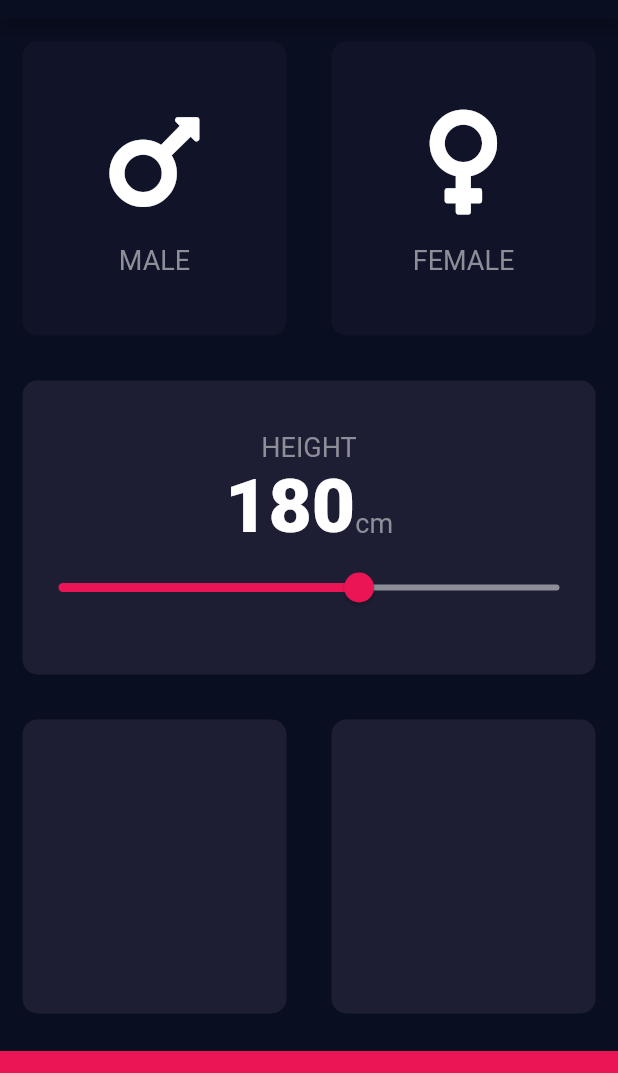
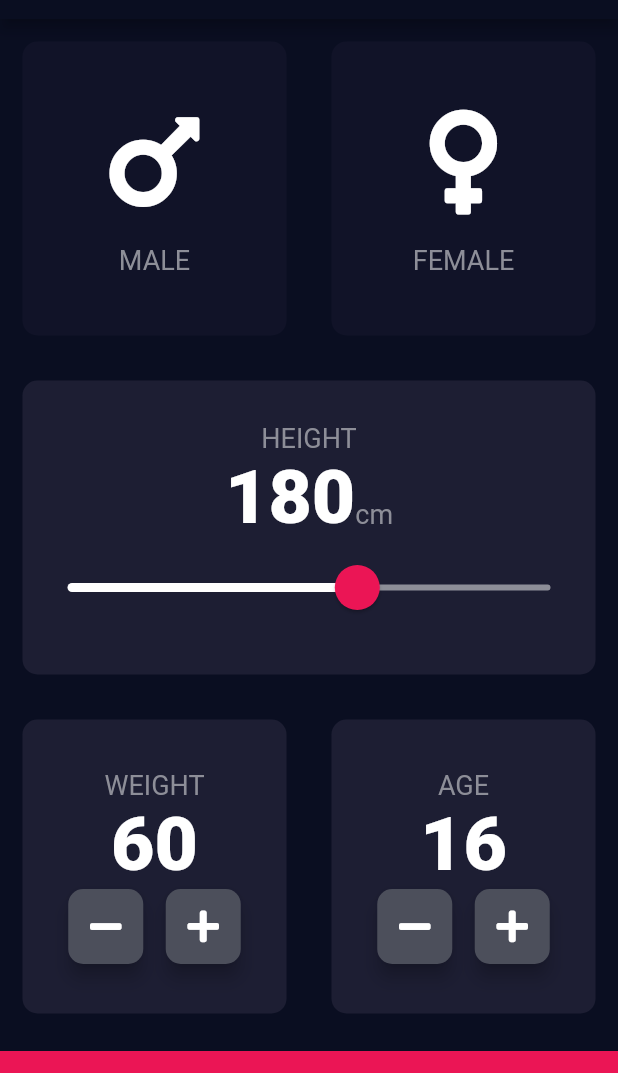
Before and after one commit to QwequSandies/bmi_calculator, a Flutter app: the screen it shows after launch, on a phone screen of 412 x 824 dp, the part 65-1138 px from its top. Run offline on Flutter 3.47's test engine with Material 2 defaults, Android fonts, the phone set to English and light mode, and no system bars; our stand-ins replace font_awesome_flutter.

Commit message:
Update input.dart

```diff
--- a/lib/input.dart
+++ b/lib/input.dart
@@ -10,6 +10,8 @@ enum Gender {
 }
 
 int height = 180;
+int weight = 60;
+int age = 16;
 
 class InputPage extends StatefulWidget {
   @override
@@ -36,8 +38,7 @@ class _InputPageState extends State<InputPage> {
                   child: Reusablecard(
                       onPress: () {
                         setState(() {
-                          // ignore: unnecessary_statements
-                          selectedGender == Gender.male;
+                          selectedGender = Gender.male;
                         });
                       },
                       cardChild: IconContent(
@@ -52,8 +53,7 @@ class _InputPageState extends State<InputPage> {
                   child: Reusablecard(
                     onPress: () {
                       setState(() {
-                        // ignore: unnecessary_statements
-                        selectedGender == Gender.female;
+                        selectedGender = Gender.female;
                       });
                     },
                     color: selectedGender == Gender.female
@@ -92,17 +92,27 @@ class _InputPageState extends State<InputPage> {
                         ),
                       ],
                     ),
-                    Slider(
+                    SliderTheme(
+                      data: SliderTheme.of(context).copyWith(
+                        activeTrackColor: Colors.white,
+                        thumbColor: Color(0xFFEB1555),
+                        thumbShape:
+                            RoundSliderThumbShape(enabledThumbRadius: 15),
+                        overlayShape:
+                            RoundSliderOverlayShape(overlayRadius: 30),
+                        overlayColor: Color(0x29EB1555),
+                      ),
+                      child: Slider(
                         value: height.toDouble(),
                         min: 120.0,
                         max: 220.0,
-                      activeColor: Color(0xFFEB1555),
                         inactiveColor: Color(0XFF8D8E98),
                         onChanged: (double newValue) {
                           setState(() {
                             height = newValue.round();
                           });
                         },
+                      ),
                     )
                   ],
                 ),
@@ -114,11 +124,84 @@ class _InputPageState extends State<InputPage> {
                   Expanded(
                     child: Reusablecard(
                       color: activeColor,
+                      cardChild: Column(
+                        mainAxisAlignment: MainAxisAlignment.center,
+                        children: [
+                          Text(
+                            'WEIGHT',
+                            style: LabelTextStyle,
+                          ),
+                          Text(
+                            weight.toString(),
+                            style: KHeightTextStyle,
+                          ),
+                          Row(
+                            mainAxisAlignment: MainAxisAlignment.center,
+                            children: [
+                              RoundIconBtn(
+                                icon: FontAwesomeIcons.minus,
+                                onPressed: () {
+                                  setState(() {
+                                    weight--;
+                                  });
+                                },
+                              ),
+                              SizedBox(
+                                width: 15,
+                              ),
+                              RoundIconBtn(
+                                icon: FontAwesomeIcons.plus,
+                                onPressed: () {
+                                  setState(() {
+                                    weight++;
+                                  });
+                                },
+                              ),
+                            ],
+                          ),
+                        ],
+                      ),
                     ),
                   ),
                   Expanded(
                     child: Reusablecard(
                       color: activeColor,
+                      cardChild: Column(
+                        mainAxisAlignment: MainAxisAlignment.center,
+                        children: [
+                          Text(
+                            'AGE',
+                            style: LabelTextStyle,
+                          ),
+                          Text(
+                            age.toString(),
+                            style: KHeightTextStyle,
+                          ),
+                          Row(
+                            mainAxisAlignment: MainAxisAlignment.center,
+                            children: [
+                              RoundIconBtn(
+                                icon: FontAwesomeIcons.minus,
+                                onPressed: () {
+                                  setState(() {
+                                    age--;
+                                  });
+                                },
+                              ),
+                              SizedBox(
+                                width: 15,
+                              ),
+                              RoundIconBtn(
+                                  icon: FontAwesomeIcons.plus,
+                                  onPressed: () {
+                                    setState(() {
+                                      age++;
+                                    });
+                                  })
+                            ],
+                          )
+                        ],
+                      ),
                     ),
                   )
                 ],
@@ -134,3 +217,27 @@ class _InputPageState extends State<InputPage> {
         ));
   }
 }
+
+class RoundIconBtn extends StatelessWidget {
+  RoundIconBtn({@required this.icon, @required this.onPressed});
+
+  final IconData icon;
+  final Function onPressed;
+
+  @override
+  Widget build(BuildContext context) {
+    return RawMaterialButton(
+      onPressed: onPressed,
+      child: Icon(icon),
+      constraints: BoxConstraints.tightFor(
+        width: 50.0,
+        height: 50.0,
+      ),
+      shape: RoundedRectangleBorder(
+        borderRadius: BorderRadius.circular(10),
+      ),
+      fillColor: Color(0xFF4C4F5B),
+      elevation: 5.0,
+    );
+  }
+}
```
Lines whose indentation alone changed are shown as unchanged.
